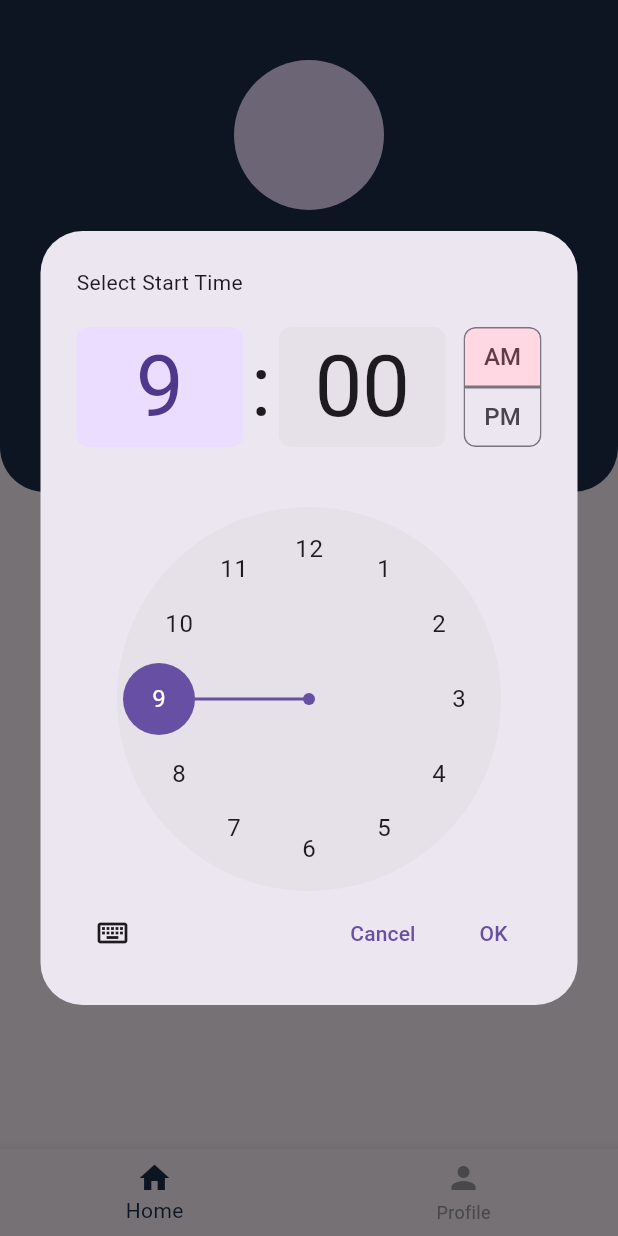
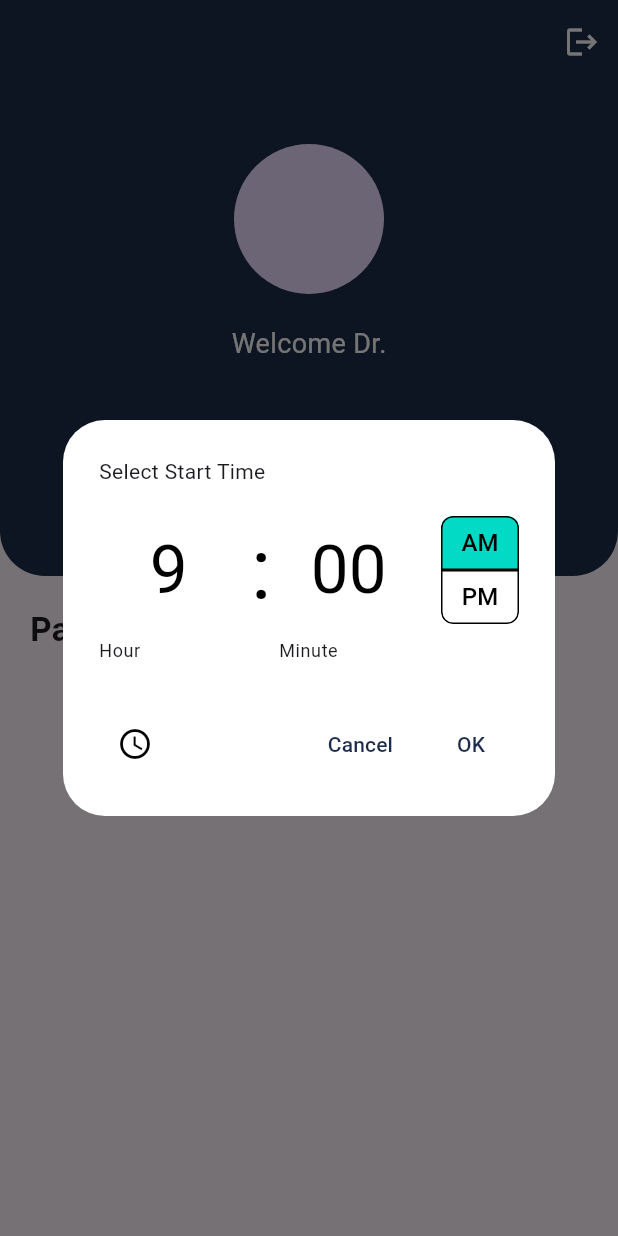
Before and after one commit to xdanujj/mediconnect, a Flutter app: the DoctorDashboardScreen screen opened directly, after a tap on "Select Your TimeSlot", on a phone screen of 412 x 824 dp. Run offline on Flutter 3.47's test engine with Material 3 defaults, Android fonts, the phone set to English and light mode, and no system bars; our stand-ins replace file_picker, image_picker, printing, supabase_flutter; accounts and stored records are empty.

Commit message:
cancel button

```diff
--- a/mediconnect/lib/doctordashboard.dart
+++ b/mediconnect/lib/doctordashboard.dart
@@ -1,45 +1,50 @@
 import 'package:flutter/material.dart';
-import 'package:mediconnect/ProfilepageDoc.dart';
 import 'package:mediconnect/DoctorInputPrescriptionPage.dart';
-import 'package:mediconnect/doctorprofile.dart';
 import 'package:supabase_flutter/supabase_flutter.dart';
+
 class DoctorDashboardScreen extends StatefulWidget {
   @override
   _DoctorDashboardScreenState createState() => _DoctorDashboardScreenState();
 }
 
 class _DoctorDashboardScreenState extends State<DoctorDashboardScreen> {
-  int _currentIndex = 0;
-
-  final List<Widget> _screens = [
-    HomeScreen(),
-    ProfileScreen(),
-  ];
-
   @override
   Widget build(BuildContext context) {
     return Scaffold(
-      body: _screens[_currentIndex],
-      bottomNavigationBar: BottomNavigationBar(
-        currentIndex: _currentIndex,
-        selectedItemColor: Color(0xFF1C2B4B),
-        unselectedItemColor: Colors.grey,
-        items: const [
-          BottomNavigationBarItem(
-            icon: Icon(Icons.home),
-            label: 'Home',
+      appBar: AppBar(
+        backgroundColor: const Color(0xFF1C2B4B),
+        automaticallyImplyLeading: false,
+        actions: [
+          IconButton(
+            icon: const Icon(Icons.logout, color: Colors.white),
+            onPressed: () async {
+              final shouldLogout = await showDialog<bool>(
+                context: context,
+                builder: (context) => AlertDialog(
+                  title: const Text('Confirm Logout'),
+                  content: const Text('Are you sure you want to logout?'),
+                  actions: [
+                    TextButton(
+                      onPressed: () => Navigator.of(context).pop(false),
+                      child: const Text('Cancel'),
                     ),
-          BottomNavigationBarItem(
-            icon: Icon(Icons.person),
-            label: 'Profile',
+                    TextButton(
+                      onPressed: () => Navigator.of(context).pop(true),
+                      child: const Text('Logout', style: TextStyle(color: Colors.red)),
                     ),
                   ],
-        onTap: (index) {
-          setState(() {
-            _currentIndex = index;
-          });
+                ),
+              );
+
+              if (shouldLogout == true) {
+                await Supabase.instance.client.auth.signOut();
+                Navigator.of(context).pushReplacementNamed('/login');
+              }
             },
           ),
+        ],
+      ),
+      body: HomeScreen(),
     );
   }
 }
@@ -160,6 +165,24 @@ class _HomeScreenState extends State<HomeScreen> {
       context: context,
       initialTime: initialTime,
       helpText: isStart ? 'Select Start Time' : 'Select End Time',
+      initialEntryMode: TimePickerEntryMode.input,  // <<< THIS makes it look like your UI!
+      builder: (BuildContext context, Widget? child) {
+        return Theme(
+          data: ThemeData.light().copyWith(
+            colorScheme: ColorScheme.light(
+              primary: Color(0xFF1C2B4B), // Customize color
+              onPrimary: Colors.white,
+              onSurface: Colors.black,
+            ),
+            textButtonTheme: TextButtonThemeData(
+              style: TextButton.styleFrom(
+                foregroundColor: Color(0xFF1C2B4B), // Button text color
+              ),
+            ),
+          ),
+          child: child!,
+        );
+      },
     );
 
     if (pickedTime != null) {
@@ -168,6 +191,7 @@ class _HomeScreenState extends State<HomeScreen> {
       });
     }
   }
+
 
   Future<void> _fetchAppointments() async {
     try {
@@ -200,7 +224,7 @@ class _HomeScreenState extends State<HomeScreen> {
         SnackBar(content: Text('Patient marked as visited!')),
       );
 
-      _fetchAppointments(); // Refresh the list
+      _fetchAppointments();
     } catch (error) {
       print('Error marking as visited: $error');
     }
@@ -221,6 +245,7 @@ class _HomeScreenState extends State<HomeScreen> {
   Widget build(BuildContext context) {
     return SingleChildScrollView(
       child: Column(
+        crossAxisAlignment: CrossAxisAlignment.start,
         children: [
           Container(
             width: double.infinity,
@@ -270,16 +295,24 @@ class _HomeScreenState extends State<HomeScreen> {
             ),
           ),
           const SizedBox(height: 20),
-          const Text(
+          const Padding(
+            padding: EdgeInsets.symmetric(horizontal: 20),
+            child: Text(
               'Patients List',
               style: TextStyle(fontSize: 22, fontWeight: FontWeight.bold),
             ),
+          ),
           const SizedBox(height: 10),
           appointments.isEmpty
-              ? const Text('No patients yet.', style: TextStyle(color: Colors.grey))
-              : ListView.builder(
-            shrinkWrap: true,
-            physics: const NeverScrollableScrollPhysics(),
+              ? const Center(
+            child: Padding(
+              padding: EdgeInsets.all(20.0),
+              child: Text('No patients yet.', style: TextStyle(color: Colors.grey)),
+            ),
+          )
+              : SizedBox(
+            height: 500, // <-- give fixed height for the list
+            child: ListView.builder(
               itemCount: appointments.length,
               itemBuilder: (context, index) {
                 final patient = appointments[index];
@@ -341,6 +374,8 @@ class _HomeScreenState extends State<HomeScreen> {
                 );
               },
             ),
+          ),
+          const SizedBox(height: 20),
         ],
       ),
     );
```
Also changed, not shown: mediconnect/lib/ProfilepageDoc.dart (deleted, +0 -52 lines), mediconnect/lib/UserAppointments.dart (+52 -9 lines), mediconnect/lib/appointment.dart (+2 -23 lines). Lines whose indentation alone changed are shown as unchanged.
